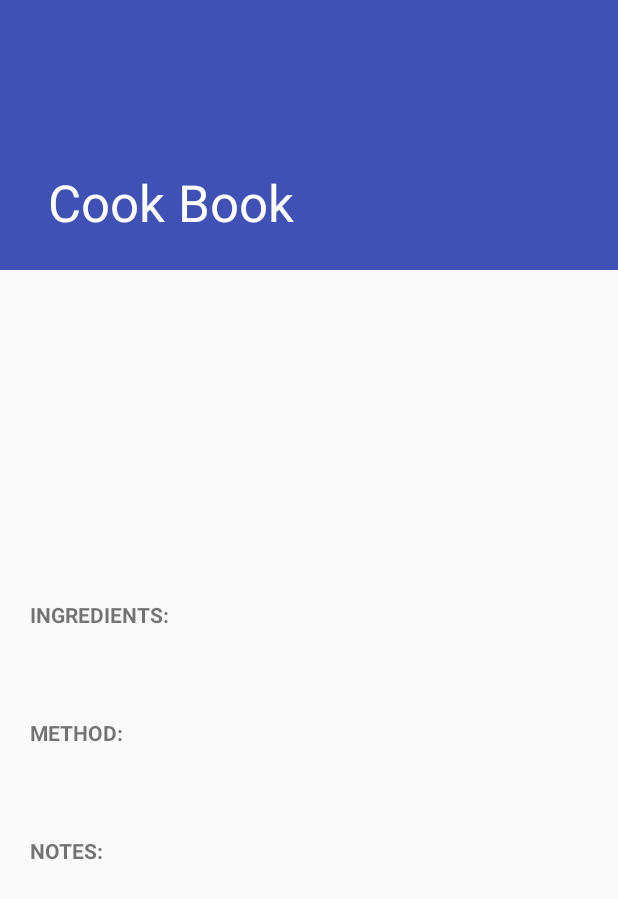
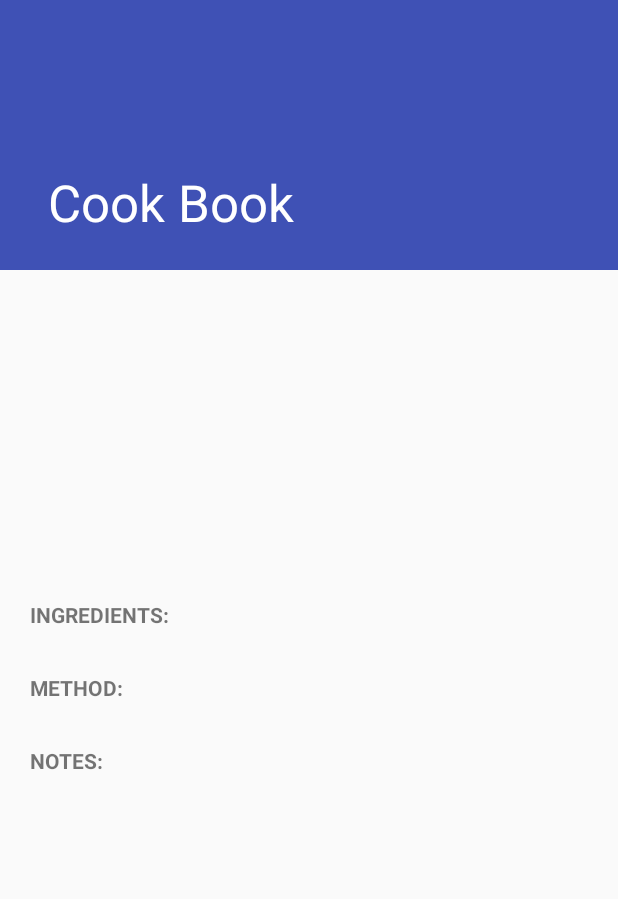
Before and after one commit to vchohan/CookBook, an Android app: the SingleRecipeActivity screen opened directly, with no data from a screen before it, on a phone screen of 412 x 824 dp. Shown: the top 899 px of the screen. Run offline under Robolectric (Android 15) with nearby library versions, the phone set to English and light mode, and no system bars; our stand-ins replace Firebase (no records; nobody signed in at launch, a user with empty details on screens opened directly); 2 statements that could not run were skipped.

Commit message:
Cook Book - 30th Commit *Access database for single user entries only *Other ui refactoring

```diff
--- a/cookbook/src/main/res/layout/single_recipe_content.xml
+++ b/cookbook/src/main/res/layout/single_recipe_content.xml
@@ -8,7 +8,6 @@
         android:layout_height="match_parent"
         tools:context="com.vchohan.cookbook.SingleRecipeActivity">
 
-    <!-- single recipe image view container-->
     <LinearLayout
             android:orientation="vertical"
             android:layout_width="match_parent"
@@ -26,16 +25,22 @@
                     android:layout_width="match_parent"
                     android:layout_height="match_parent"
                     android:scaleType="centerCrop"
-                    android:adjustViewBounds="true"/>
+                    android:adjustViewBounds="true" />
 
         </LinearLayout>
+
+        <LinearLayout
+                android:orientation="vertical"
+                android:layout_width="match_parent"
+                android:layout_height="match_parent"
+                android:layout_margin="@dimen/twenty_density_pixel">
 
             <!-- single recipe ingredients container-->
             <LinearLayout
                     android:orientation="vertical"
                     android:layout_width="match_parent"
                     android:layout_height="wrap_content"
-                android:layout_margin="@dimen/twenty_density_pixel">
+                    android:paddingBottom="@dimen/ten_density_pixel">
 
                 <TextView
                         android:id="@+id/single_recipe_ingredients_header"
@@ -57,7 +62,7 @@
                     android:orientation="vertical"
                     android:layout_width="match_parent"
                     android:layout_height="wrap_content"
-                android:layout_margin="@dimen/twenty_density_pixel">
+                    android:paddingBottom="@dimen/ten_density_pixel">
 
                 <TextView
                         android:id="@+id/single_recipe_method_header"
@@ -79,7 +84,7 @@
                     android:orientation="vertical"
                     android:layout_width="match_parent"
                     android:layout_height="wrap_content"
-                android:layout_margin="@dimen/twenty_density_pixel">
+                    android:paddingBottom="@dimen/ten_density_pixel">
 
                 <TextView
                         android:id="@+id/single_recipe_notes_header"
@@ -98,4 +103,6 @@
 
         </LinearLayout>
 
+    </LinearLayout>
+
 </android.support.v4.widget.NestedScrollView>
```
Also changed, not shown: cookbook/src/main/java/com/vchohan/cookbook/MainActivity.java (+17 -3 lines), cookbook/src/main/res/layout/add_new_recipe_fragment.xml (+7 -3 lines). Lines whose indentation alone changed are shown as unchanged.
